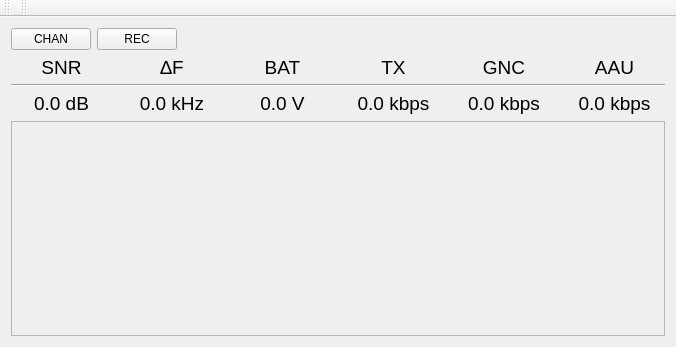
Before: the Qt Designer form receiver/strx-mon/qtgui/mainwindow.ui in csete/stlm, drawn with Qt 5.
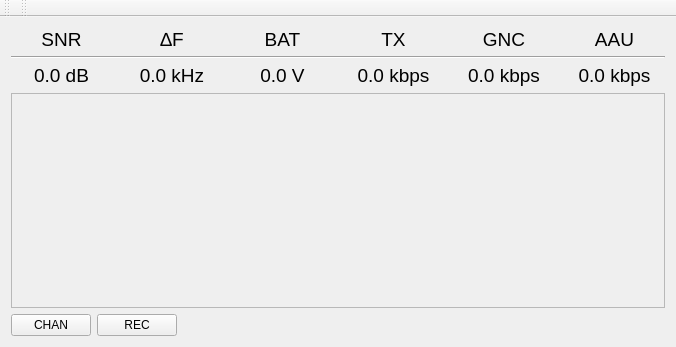
After: the same form once the commit is applied. Custom widgets are drawn as their Qt base class.

Commit message: strx-mon: Adjust SNR label.

What changed in the file:
```diff
--- a/receiver/strx-mon/qtgui/mainwindow.ui
+++ b/receiver/strx-mon/qtgui/mainwindow.ui
@@ -15,46 +15,6 @@
   </property>
   <widget class="QWidget" name="centralWidget">
    <layout class="QVBoxLayout" name="verticalLayout">
-    <item>
-     <layout class="QHBoxLayout" name="horizontalLayout">
-      <item>
-       <widget class="QPushButton" name="chanButton">
-        <property name="toolTip">
-         <string>Swap active channel</string>
-        </property>
-        <property name="text">
-         <string>CHAN</string>
-        </property>
-       </widget>
-      </item>
-      <item>
-       <widget class="QPushButton" name="recButton">
-        <property name="toolTip">
-         <string>Record I/Q data</string>
-        </property>
-        <property name="text">
-         <string>REC</string>
-        </property>
-        <property name="checkable">
-         <bool>true</bool>
-        </property>
-       </widget>
-      </item>
-      <item>
-       <spacer name="horizontalSpacer">
-        <property name="orientation">
-         <enum>Qt::Horizontal</enum>
-        </property>
-        <property name="sizeHint" stdset="0">
-         <size>
-          <width>40</width>
-          <height>20</height>
-         </size>
-        </property>
-       </spacer>
-      </item>
-     </layout>
-    </item>
     <item>
      <layout class="QGridLayout" name="gridLayout">
       <property name="horizontalSpacing">
@@ -298,6 +258,46 @@
       </property>
      </widget>
     </item>
+    <item>
+     <layout class="QHBoxLayout" name="horizontalLayout">
+      <item>
+       <widget class="QPushButton" name="chanButton">
+        <property name="toolTip">
+         <string>Swap active channel</string>
+        </property>
+        <property name="text">
+         <string>CHAN</string>
+        </property>
+       </widget>
+      </item>
+      <item>
+       <widget class="QPushButton" name="recButton">
+        <property name="toolTip">
+         <string>Record I/Q data</string>
+        </property>
+        <property name="text">
+         <string>REC</string>
+        </property>
+        <property name="checkable">
+         <bool>true</bool>
+        </property>
+       </widget>
+      </item>
+      <item>
+       <spacer name="horizontalSpacer">
+        <property name="orientation">
+         <enum>Qt::Horizontal</enum>
+        </property>
+        <property name="sizeHint" stdset="0">
+         <size>
+          <width>40</width>
+          <height>20</height>
+         </size>
+        </property>
+       </spacer>
+      </item>
+     </layout>
+    </item>
    </layout>
   </widget>
   <widget class="QMenuBar" name="menuBar">
```
The commit also changes 1 other file.
